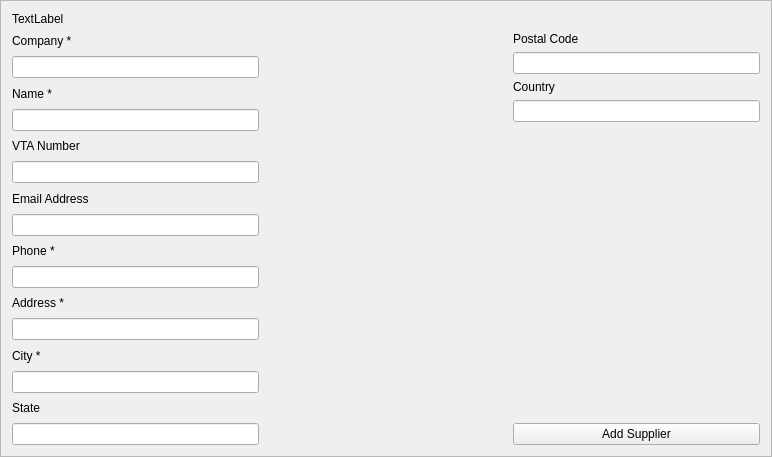
Above: People/f_addsupplier.ui from ashraf-kx/stock-manager before the change. Below: the same form after it.
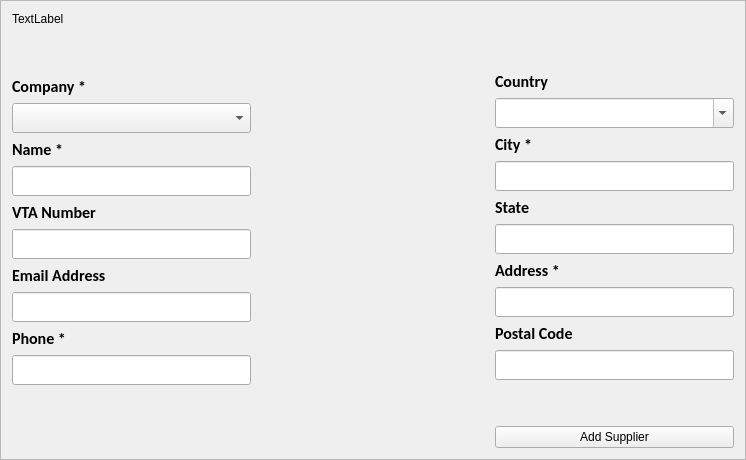
That is the form after the change.

Commit message:
Creating User Interface for "People" Module
Styles, Size, Colors and layouts. plus All inputs needed right now, maybe we will modified later

The edit to the form file:
```diff
--- a/People/f_addsupplier.ui
+++ b/People/f_addsupplier.ui
@@ -6,8 +6,8 @@
    <rect>
     <x>0</x>
     <y>0</y>
-    <width>772</width>
-    <height>457</height>
+    <width>746</width>
+    <height>460</height>
    </rect>
   </property>
   <property name="windowTitle">
@@ -31,22 +31,63 @@
     <layout class="QHBoxLayout" name="layoutMain">
      <item>
       <layout class="QVBoxLayout" name="layoutLeftSide">
+       <item>
+        <spacer name="verticalSpacer_2">
+         <property name="orientation">
+          <enum>Qt::Vertical</enum>
+         </property>
+         <property name="sizeHint" stdset="0">
+          <size>
+           <width>20</width>
+           <height>40</height>
+          </size>
+         </property>
+        </spacer>
+       </item>
        <item>
         <widget class="QLabel" name="L_company">
+         <property name="font">
+          <font>
+           <family>Calibri</family>
+           <pointsize>12</pointsize>
+           <weight>75</weight>
+           <bold>true</bold>
+          </font>
+         </property>
          <property name="text">
           <string>Company *</string>
          </property>
         </widget>
        </item>
        <item>
-        <widget class="QLineEdit" name="Le_company">
-         <property name="maxLength">
-          <number>255</number>
+        <widget class="QComboBox" name="Cb_company">
+         <property name="minimumSize">
+          <size>
+           <width>0</width>
+           <height>30</height>
+          </size>
+         </property>
+         <property name="font">
+          <font>
+           <family>Calibri</family>
+           <pointsize>12</pointsize>
+           <weight>75</weight>
+           <italic>true</italic>
+           <bold>true</bold>
+          </font>
          </property>
         </widget>
        </item>
        <item>
         <widget class="QLabel" name="L_name">
+         <property name="font">
+          <font>
+           <family>Calibri</family>
+           <pointsize>12</pointsize>
+           <weight>75</weight>
+           <bold>true</bold>
+          </font>
+         </property>
          <property name="text">
           <string>Name *</string>
          </property>
@@ -54,6 +95,21 @@
        </item>
        <item>
         <widget class="QLineEdit" name="Le_name">
+         <property name="minimumSize">
+          <size>
+           <width>0</width>
+           <height>30</height>
+          </size>
+         </property>
+         <property name="font">
+          <font>
+           <family>Calibri</family>
+           <pointsize>12</pointsize>
+           <weight>75</weight>
+           <italic>true</italic>
+           <bold>true</bold>
+          </font>
+         </property>
          <property name="maxLength">
           <number>50</number>
          </property>
@@ -61,16 +117,48 @@
        </item>
        <item>
         <widget class="QLabel" name="L_vtaNumber">
+         <property name="font">
+          <font>
+           <family>Calibri</family>
+           <pointsize>12</pointsize>
+           <weight>75</weight>
+           <bold>true</bold>
+          </font>
+         </property>
          <property name="text">
           <string>VTA Number</string>
          </property>
         </widget>
        </item>
        <item>
-        <widget class="QLineEdit" name="Le_vtaNumber"/>
+        <widget class="QLineEdit" name="Le_vtaNumber">
+         <property name="minimumSize">
+          <size>
+           <width>0</width>
+           <height>30</height>
+          </size>
+         </property>
+         <property name="font">
+          <font>
+           <family>Calibri</family>
+           <pointsize>12</pointsize>
+           <weight>75</weight>
+           <italic>true</italic>
+           <bold>true</bold>
+          </font>
+         </property>
+        </widget>
        </item>
        <item>
         <widget class="QLabel" name="L_email">
+         <property name="font">
+          <font>
+           <family>Calibri</family>
+           <pointsize>12</pointsize>
+           <weight>75</weight>
+           <bold>true</bold>
+          </font>
+         </property>
          <property name="text">
           <string>Email Address</string>
          </property>
@@ -78,6 +166,21 @@
        </item>
        <item>
         <widget class="QLineEdit" name="Le_email">
+         <property name="minimumSize">
+          <size>
+           <width>0</width>
+           <height>30</height>
+          </size>
+         </property>
+         <property name="font">
+          <font>
+           <family>Calibri</family>
+           <pointsize>12</pointsize>
+           <weight>75</weight>
+           <italic>true</italic>
+           <bold>true</bold>
+          </font>
+         </property>
          <property name="maxLength">
           <number>255</number>
          </property>
@@ -85,6 +188,14 @@
        </item>
        <item>
         <widget class="QLabel" name="L_phone">
+         <property name="font">
+          <font>
+           <family>Calibri</family>
+           <pointsize>12</pointsize>
+           <weight>75</weight>
+           <bold>true</bold>
+          </font>
+         </property>
          <property name="text">
           <string>Phone *</string>
          </property>
@@ -92,56 +203,43 @@
        </item>
        <item>
         <widget class="QLineEdit" name="Le_phone">
+         <property name="minimumSize">
+          <size>
+           <width>0</width>
+           <height>30</height>
+          </size>
+         </property>
+         <property name="font">
+          <font>
+           <family>Calibri</family>
+           <pointsize>12</pointsize>
+           <weight>75</weight>
+           <italic>true</italic>
+           <bold>true</bold>
+          </font>
+         </property>
          <property name="maxLength">
           <number>20</number>
          </property>
         </widget>
        </item>
        <item>
-        <widget class="QLabel" name="L_address">
-         <property name="text">
-          <string>Address *</string>
+        <spacer name="verticalSpacer_3">
+         <property name="orientation">
+          <enum>Qt::Vertical</enum>
          </property>
-        </widget>
-       </item>
-       <item>
-        <widget class="QLineEdit" name="Le_address">
-         <property name="maxLength">
-          <number>50</number>
+         <property name="sizeHint" stdset="0">
+          <size>
+           <width>20</width>
+           <height>40</height>
+          </size>
          </property>
-        </widget>
+        </spacer>
        </item>
        <item>
-        <widget class="QLabel" name="L_city">
+        <widget class="QLabel" name="L_info">
          <property name="text">
-          <string>City *</string>
-         </property>
-        </widget>
-       </item>
-       <item>
-        <widget class="QLineEdit" name="Le_city">
-         <property name="maxLength">
-          <number>50</number>
-         </property>
-         <property name="echoMode">
-          <enum>QLineEdit::Password</enum>
-         </property>
-        </widget>
-       </item>
-       <item>
-        <widget class="QLabel" name="L_state">
-         <property name="text">
-          <string>State</string>
-         </property>
-        </widget>
-       </item>
-       <item>
-        <widget class="QLineEdit" name="Le_state">
-         <property name="maxLength">
-          <number>50</number>
-         </property>
-         <property name="echoMode">
-          <enum>QLineEdit::Password</enum>
+          <string/>
          </property>
         </widget>
        </item>
@@ -163,24 +261,217 @@
      <item>
       <layout class="QVBoxLayout" name="layoutRightSide">
        <item>
-        <widget class="QLabel" name="L_postalCode">
-         <property name="text">
-          <string>Postal Code</string>
+        <spacer name="verticalSpacer_4">
+         <property name="orientation">
+          <enum>Qt::Vertical</enum>
          </property>
-        </widget>
-       </item>
-       <item>
-        <widget class="QLineEdit" name="Le_postalCode"/>
+         <property name="sizeHint" stdset="0">
+          <size>
+           <width>20</width>
+           <height>40</height>
+          </size>
+         </property>
+        </spacer>
        </item>
        <item>
         <widget class="QLabel" name="L_country">
+         <property name="font">
+          <font>
+           <family>Calibri</family>
+           <pointsize>12</pointsize>
+           <weight>75</weight>
+           <bold>true</bold>
+          </font>
+         </property>
          <property name="text">
           <string>Country</string>
          </property>
         </widget>
        </item>
        <item>
-        <widget class="QLineEdit" name="LE_country"/>
+        <widget class="QComboBox" name="Cb_country">
+         <property name="minimumSize">
+          <size>
+           <width>0</width>
+           <height>30</height>
+          </size>
+         </property>
+         <property name="font">
+          <font>
+           <family>Calibri</family>
+           <pointsize>12</pointsize>
+           <weight>75</weight>
+           <italic>true</italic>
+           <bold>true</bold>
+          </font>
+         </property>
+         <property name="editable">
+          <bool>true</bool>
+         </property>
+         <property name="maxCount">
+          <number>300</number>
+         </property>
+         <property name="insertPolicy">
+          <enum>QComboBox::NoInsert</enum>
+         </property>
+         <property name="iconSize">
+          <size>
+           <width>16</width>
+           <height>16</height>
+          </size>
+         </property>
+        </widget>
+       </item>
+       <item>
+        <widget class="QLabel" name="L_city">
+         <property name="font">
+          <font>
+           <family>Calibri</family>
+           <pointsize>12</pointsize>
+           <weight>75</weight>
+           <bold>true</bold>
+          </font>
+         </property>
+         <property name="text">
+          <string>City *</string>
+         </property>
+        </widget>
+       </item>
+       <item>
+        <widget class="QLineEdit" name="Le_city">
+         <property name="minimumSize">
+          <size>
+           <width>0</width>
+           <height>30</height>
+          </size>
+         </property>
+         <property name="font">
+          <font>
+           <family>Calibri</family>
+           <pointsize>12</pointsize>
+           <weight>75</weight>
+           <italic>true</italic>
+           <bold>true</bold>
+          </font>
+         </property>
+         <property name="maxLength">
+          <number>100</number>
+         </property>
+         <property name="echoMode">
+          <enum>QLineEdit::Normal</enum>
+         </property>
+        </widget>
+       </item>
+       <item>
+        <widget class="QLabel" name="L_state">
+         <property name="font">
+          <font>
+           <family>Calibri</family>
+           <pointsize>12</pointsize>
+           <weight>75</weight>
+           <bold>true</bold>
+          </font>
+         </property>
+         <property name="text">
+          <string>State</string>
+         </property>
+        </widget>
+       </item>
+       <item>
+        <widget class="QLineEdit" name="Le_state">
+         <property name="minimumSize">
+          <size>
+           <width>0</width>
+           <height>30</height>
+          </size>
+         </property>
+         <property name="font">
+          <font>
+           <family>Calibri</family>
+           <pointsize>12</pointsize>
+           <weight>75</weight>
+           <italic>true</italic>
+           <bold>true</bold>
+          </font>
+         </property>
+         <property name="maxLength">
+          <number>100</number>
+         </property>
+         <property name="echoMode">
+          <enum>QLineEdit::Normal</enum>
+         </property>
+        </widget>
+       </item>
+       <item>
+        <widget class="QLabel" name="L_address">
+         <property name="font">
+          <font>
+           <family>Calibri</family>
+           <pointsize>12</pointsize>
+           <weight>75</weight>
+           <bold>true</bold>
+          </font>
+         </property>
+         <property name="text">
+          <string>Address *</string>
+         </property>
+        </widget>
+       </item>
+       <item>
+        <widget class="QLineEdit" name="Le_address">
+         <property name="minimumSize">
+          <size>
+           <width>0</width>
+           <height>30</height>
+          </size>
+         </property>
+         <property name="font">
+          <font>
+           <family>Calibri</family>
+           <pointsize>12</pointsize>
+           <weight>75</weight>
+           <italic>true</italic>
+           <bold>true</bold>
+          </font>
+         </property>
+         <property name="maxLength">
+          <number>50</number>
+         </property>
+        </widget>
+       </item>
+       <item>
+        <widget class="QLabel" name="L_postalCode">
+         <property name="font">
+          <font>
+           <family>Calibri</family>
+           <pointsize>12</pointsize>
+           <weight>75</weight>
+           <bold>true</bold>
+          </font>
+         </property>
+         <property name="text">
+          <string>Postal Code</string>
+         </property>
+        </widget>
+       </item>
+       <item>
+        <widget class="QLineEdit" name="Le_postalCode">
+         <property name="minimumSize">
+          <size>
+           <width>0</width>
+           <height>30</height>
+          </size>
+         </property>
+         <property name="font">
+          <font>
+           <family>Calibri</family>
+           <pointsize>12</pointsize>
+           <weight>75</weight>
+           <italic>true</italic>
+           <bold>true</bold>
+          </font>
+         </property>
+        </widget>
        </item>
        <item>
         <spacer name="verticalSpacer">
```
The commit also changes 2 other files.
